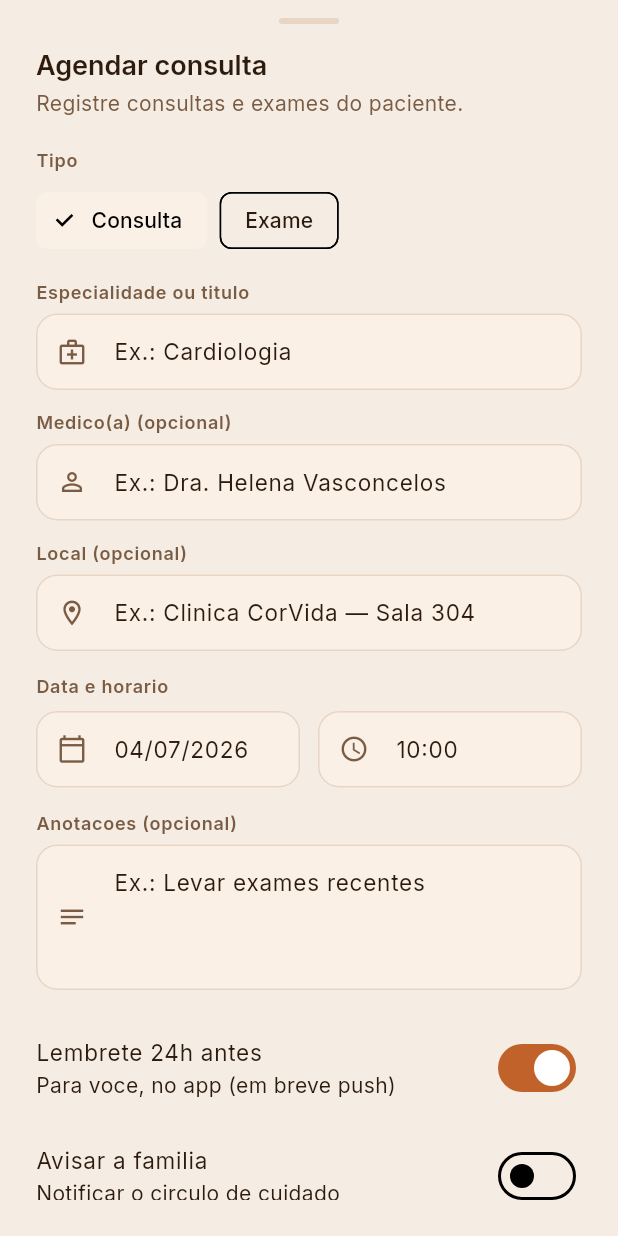
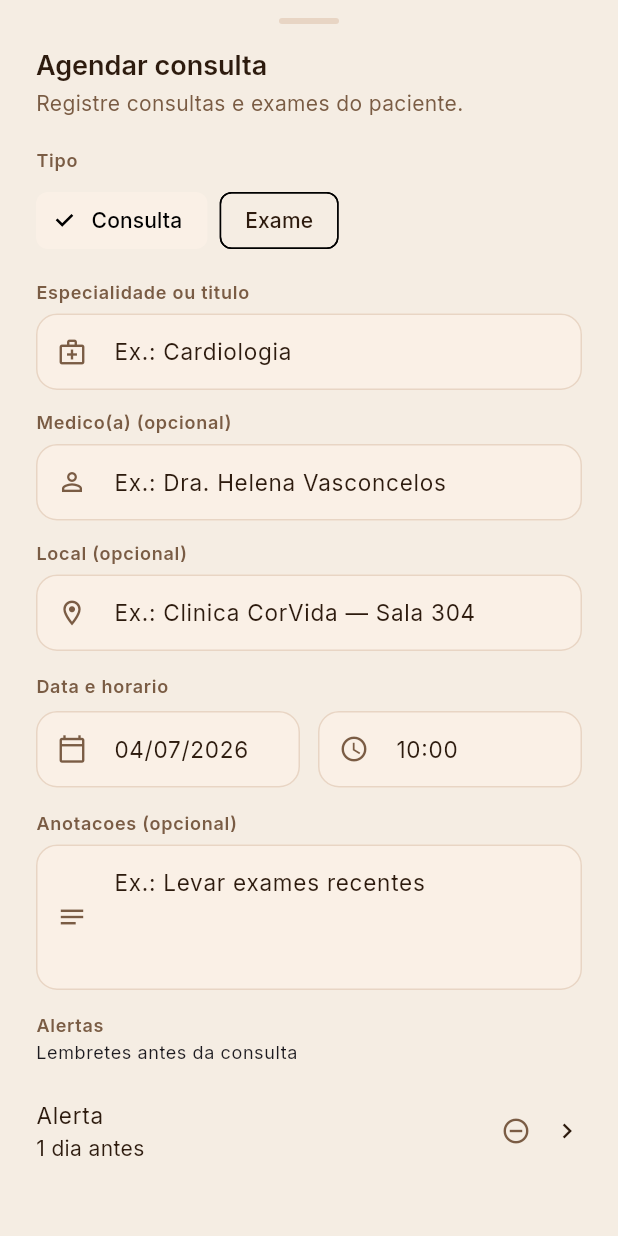
Before and after one commit to LuizErler/donna-amparo, a Flutter app: the _AddAppointmentSheet widget shown alone on an empty page, opened directly with empty values, on a phone screen of 412 x 824 dp. Run offline on Flutter 3.47's test engine with Material 3 defaults, Android fonts, the phone set to English and light mode, and no system bars; our stand-ins replace flutter_riverpod, google_fonts, qr_flutter, share_plus, shared_preferences, supabase_flutter and 1 more; accounts and stored records are empty.

Commit message:
feat: lembretes configuraveis estilo calendario iOS (#99, #100)
Migration com offsets em array, picker expansivel com uma lista unica, toggle avisar familia nos mesmos horarios e default de 1 dia antes.

Co-authored-by: Cursor <cursoragent@cursor.com>

```diff
--- a/lib/domain/appointment/entities/appointment.dart
+++ b/lib/domain/appointment/entities/appointment.dart
@@ -1,3 +1,4 @@
+import 'appointment_reminder_offset.dart';
 import 'appointment_visit_type.dart';
 
 /// Consulta ou exame agendado (`appointments`).
@@ -11,8 +12,8 @@ class Appointment {
     this.appointmentDate,
     this.visitType,
     this.notes,
-    this.reminder24h = false,
-    this.notifyTeam = false,
+    this.personalReminders = const [],
+    this.teamNotifyReminders = const [],
   });
 
   final int id;
@@ -23,8 +24,10 @@ class Appointment {
   final DateTime? appointmentDate;
   final String? visitType;
   final String? notes;
-  final bool reminder24h;
-  final bool notifyTeam;
+  final List<AppointmentReminderOffset> personalReminders;
+  final List<AppointmentReminderOffset> teamNotifyReminders;
+
+  bool get notifyTeam => teamNotifyReminders.isNotEmpty;
 
   String get displaySpecialty => specialty?.trim().isNotEmpty == true
       ? specialty!.trim()
@@ -36,6 +39,12 @@ class Appointment {
 
   String get visitTypeLabel =>
       AppointmentVisitType.fromCode(visitType).label;
+
+  String get personalRemindersLabel =>
+      AppointmentReminderOffset.formatList(personalReminders);
+
+  String get teamNotifyRemindersLabel =>
+      AppointmentReminderOffset.formatList(teamNotifyReminders);
 
   bool isUpcoming({DateTime? reference}) {
     final date = appointmentDate;
@@ -74,8 +83,12 @@ class Appointment {
       appointmentDate: _parseDateTime(json['appointment_date'] as String?),
       visitType: json['visit_type'] as String?,
       notes: json['notes'] as String?,
-      reminder24h: json['reminder_24h'] as bool? ?? false,
-      notifyTeam: json['notify_team'] as bool? ?? false,
+      personalReminders: AppointmentReminderOffset.fromMinutesList(
+        json['reminder_offsets_minutes'] as List<dynamic>?,
+      ),
+      teamNotifyReminders: AppointmentReminderOffset.fromMinutesList(
+        json['team_notify_offsets_minutes'] as List<dynamic>?,
+      ),
     );
   }
 
--- /dev/null
+++ b/lib/domain/appointment/entities/appointment_reminder_offset.dart
@@ -0,0 +1,71 @@
+/// Offset de alerta antes da consulta (minutos), estilo Calendario iOS.
+enum AppointmentReminderOffset {
+  minutes5(5, '5 minutos antes'),
+  minutes10(10, '10 minutos antes'),
+  minutes15(15, '15 minutos antes'),
+  minutes30(30, '30 minutos antes'),
+  hour1(60, '1 hora antes'),
+  hours2(120, '2 horas antes'),
+  day1(1440, '1 dia antes'),
+  days2(2880, '2 dias antes'),
+  week1(10080, '1 semana antes');
+
+  const AppointmentReminderOffset(this.minutesBefore, this.label);
+
+  final int minutesBefore;
+  final String label;
+
+  static const maxPerList = 5;
+
+  static const List<AppointmentReminderOffset> pickerOptions = [
+    minutes5,
+    minutes10,
+    minutes15,
+    minutes30,
+    hour1,
+    hours2,
+    day1,
+    days2,
+    week1,
+  ];
+
+  static const defaultPersonal = [AppointmentReminderOffset.day1];
+
+  static AppointmentReminderOffset? fromMinutes(int minutes) {
+    for (final option in pickerOptions) {
+      if (option.minutesBefore == minutes) return option;
+    }
+    return null;
+  }
+
+  static List<AppointmentReminderOffset> fromMinutesList(List<dynamic>? raw) {
+    if (raw == null || raw.isEmpty) return const [];
+    final result = <AppointmentReminderOffset>[];
+    for (final value in raw) {
+      final minutes = value is int ? value : int.tryParse('$value');
+      if (minutes == null) continue;
+      final offset = fromMinutes(minutes);
+      if (offset != null && !result.contains(offset)) {
+        result.add(offset);
+      }
+    }
+    return sorted(result);
+  }
+
+  static List<int> toMinutesList(List<AppointmentReminderOffset> offsets) {
+    return sorted(offsets).map((o) => o.minutesBefore).toList();
+  }
+
+  static List<AppointmentReminderOffset> sorted(
+    List<AppointmentReminderOffset> offsets,
+  ) {
+    final copy = List<AppointmentReminderOffset>.from(offsets);
+    copy.sort((a, b) => b.minutesBefore.compareTo(a.minutesBefore));
+    return copy;
+  }
+
+  static String formatList(List<AppointmentReminderOffset> offsets) {
+    if (offsets.isEmpty) return 'Nenhum';
+    return sorted(offsets).map((o) => o.label).join(', ');
+  }
+}
--- a/lib/domain/appointment/repositories/appointment_repository.dart
+++ b/lib/domain/appointment/repositories/appointment_repository.dart
@@ -1,5 +1,6 @@
 import '../entities/appointment.dart';
 import '../entities/appointments_list_result.dart';
+import '../entities/appointment_reminder_offset.dart';
 import '../entities/appointment_visit_type.dart';
 
 class CreateAppointmentInput {
@@ -10,8 +11,8 @@ class CreateAppointmentInput {
     this.location,
     this.visitType = AppointmentVisitType.consulta,
     this.notes,
-    this.reminder24h = true,
-    this.notifyTeam = false,
+    this.personalReminders = AppointmentReminderOffset.defaultPersonal,
+    this.teamNotifyReminders = const [],
   });
 
   final String specialty;
@@ -20,8 +21,8 @@ class CreateAppointmentInput {
   final String? location;
   final AppointmentVisitType visitType;
   final String? notes;
-  final bool reminder24h;
-  final bool notifyTeam;
+  final List<AppointmentReminderOffset> personalReminders;
+  final List<AppointmentReminderOffset> teamNotifyReminders;
 }
 
 class UpdateAppointmentInput {
@@ -33,8 +34,8 @@ class UpdateAppointmentInput {
     this.location,
     this.visitType = AppointmentVisitType.consulta,
     this.notes,
-    this.reminder24h = true,
-    this.notifyTeam = false,
+    this.personalReminders = AppointmentReminderOffset.defaultPersonal,
+    this.teamNotifyReminders = const [],
   });
 
   final int appointmentId;
@@ -44,8 +45,8 @@ class UpdateAppointmentInput {
   final String? location;
   final AppointmentVisitType visitType;
   final String? notes;
-  final bool reminder24h;
-  final bool notifyTeam;
+  final List<AppointmentReminderOffset> personalReminders;
+  final List<AppointmentReminderOffset> teamNotifyReminders;
 }
 
 abstract class AppointmentRepository {
--- a/lib/presentation/appointment/add_appointment_sheet.dart
+++ b/lib/presentation/appointment/add_appointment_sheet.dart
@@ -3,9 +3,11 @@ import 'package:flutter_riverpod/flutter_riverpod.dart';
 
 import '../../../core/theme/app_theme.dart';
 import '../../../domain/appointment/entities/appointment.dart';
+import '../../../domain/appointment/entities/appointment_reminder_offset.dart';
 import '../../../domain/appointment/entities/appointment_visit_type.dart';
 import '../../../domain/appointment/repositories/appointment_repository.dart';
 import 'providers/appointment_providers.dart';
+import 'widgets/appointment_reminder_picker_section.dart';
 
 Future<bool?> showAppointmentFormSheet(
   BuildContext context,
@@ -59,7 +61,10 @@ class _AddAppointmentSheetState extends ConsumerState<_AddAppointmentSheet> {
   late DateTime _scheduledDate;
   late TimeOfDay _scheduledTime;
   AppointmentVisitType _visitType = AppointmentVisitType.consulta;
-  bool _reminder24h = true;
+  List<AppointmentReminderOffset> _personalReminders =
+      List<AppointmentReminderOffset>.from(
+    AppointmentReminderOffset.defaultPersonal,
+  );
   bool _notifyTeam = false;
   bool _loading = false;
 
@@ -73,7 +78,11 @@ class _AddAppointmentSheetState extends ConsumerState<_AddAppointmentSheet> {
       _locationController.text = existing.location ?? '';
       _notesController.text = existing.notes ?? '';
       _visitType = AppointmentVisitType.fromCode(existing.visitType);
-      _reminder24h = existing.reminder24h;
+      _personalReminders = List<AppointmentReminderOffset>.from(
+        existing.personalReminders.isNotEmpty
+            ? existing.personalReminders
+            : existing.teamNotifyReminders,
+      );
       _notifyTeam = existing.notifyTeam;
       final date = existing.appointmentDate?.toLocal() ?? _defaultSchedule();
       _scheduledDate = DateTime(date.year, date.month, date.day);
@@ -183,8 +192,10 @@ class _AddAppointmentSheetState extends ConsumerState<_AddAppointmentSheet> {
           location: location.isEmpty ? null : location,
           visitType: _visitType,
           notes: notes.isEmpty ? null : notes,
-          reminder24h: _reminder24h,
-          notifyTeam: _notifyTeam,
+          personalReminders: _personalReminders,
+          teamNotifyReminders: _notifyTeam
+              ? List<AppointmentReminderOffset>.from(_personalReminders)
+              : const [],
         ),
       );
     } else {
@@ -198,8 +209,10 @@ class _AddAppointmentSheetState extends ConsumerState<_AddAppointmentSheet> {
           location: location.isEmpty ? null : location,
           visitType: _visitType,
           notes: notes.isEmpty ? null : notes,
-          reminder24h: _reminder24h,
-          notifyTeam: _notifyTeam,
+          personalReminders: _personalReminders,
+          teamNotifyReminders: _notifyTeam
+              ? List<AppointmentReminderOffset>.from(_personalReminders)
+              : const [],
         ),
       );
     }
@@ -361,21 +374,16 @@ class _AddAppointmentSheetState extends ConsumerState<_AddAppointmentSheet> {
                 maxLines: 3,
               ),
               const SizedBox(height: 16),
-              SwitchListTile(
-                contentPadding: EdgeInsets.zero,
-                title: const Text('Lembrete 24h antes'),
-                subtitle: const Text('Para voce, no app (em breve push)'),
-                value: _reminder24h,
-                onChanged:
-                    _loading ? null : (v) => setState(() => _reminder24h = v),
-              ),
-              SwitchListTile(
-                contentPadding: EdgeInsets.zero,
-                title: const Text('Avisar a familia'),
-                subtitle: const Text('Notificar o circulo de cuidado'),
-                value: _notifyTeam,
-                onChanged:
-                    _loading ? null : (v) => setState(() => _notifyTeam = v),
+              AppointmentReminderPickerSection(
+                title: 'Alertas',
+                subtitle: 'Lembretes antes da consulta',
+                offsets: _personalReminders,
+                enabled: !_loading,
+                onChanged: (next) =>
+                    setState(() => _personalReminders = next),
+                notifyFamily: _notifyTeam,
+                onNotifyFamilyChanged: (on) =>
+                    setState(() => _notifyTeam = on),
               ),
               const SizedBox(height: 20),
               SizedBox(
--- a/lib/presentation/appointment/appointment_detail_sheet.dart
+++ b/lib/presentation/appointment/appointment_detail_sheet.dart
@@ -202,15 +202,17 @@ class _AppointmentDetailSheetState extends ConsumerState<_AppointmentDetailSheet
           _detailRow(
             context,
             icon: Icons.notifications_outlined,
-            label: 'Lembrete 24h',
-            value: _appointment.reminder24h ? 'Ativado' : 'Desativado',
+            label: 'Alertas',
+            value: _appointment.personalRemindersLabel,
           ),
           const SizedBox(height: 8),
           _detailRow(
             context,
             icon: Icons.group_outlined,
             label: 'Avisar familia',
-            value: _appointment.notifyTeam ? 'Sim' : 'Nao',
+            value: _appointment.notifyTeam
+                ? 'Sim, nos mesmos horarios'
+                : 'Nao',
           ),
           if (widget.canManage) ...[
             const SizedBox(height: 24),
--- /dev/null
+++ b/lib/presentation/appointment/widgets/appointment_reminder_picker_section.dart
@@ -0,0 +1,233 @@
+import 'package:flutter/material.dart';
+
+import '../../../core/theme/app_theme.dart';
+import '../../../domain/appointment/entities/appointment_reminder_offset.dart';
+
+/// Lista expansivel de alertas com picker estilo Calendario iOS.
+class AppointmentReminderPickerSection extends StatelessWidget {
+  const AppointmentReminderPickerSection({
+    super.key,
+    required this.title,
+    required this.subtitle,
+    required this.offsets,
+    required this.enabled,
+    required this.onChanged,
+    this.notifyFamily = false,
+    this.onNotifyFamilyChanged,
+    this.familyToggleTitle = 'Avisar a familia',
+    this.familyToggleSubtitle = 'Notificar o circulo de cuidado nos mesmos horarios',
+  });
+
+  final String title;
+  final String subtitle;
+  final List<AppointmentReminderOffset> offsets;
+  final bool enabled;
+  final ValueChanged<List<AppointmentReminderOffset>> onChanged;
+  final bool notifyFamily;
+  final ValueChanged<bool>? onNotifyFamilyChanged;
+  final String familyToggleTitle;
+  final String familyToggleSubtitle;
+
+  @override
+  Widget build(BuildContext context) {
+    return Column(
+      crossAxisAlignment: CrossAxisAlignment.start,
+      children: [
+        Text(
+          title,
+          style: Theme.of(context)
+              .textTheme
+              .labelMedium
+              ?.copyWith(fontWeight: FontWeight.w600),
+        ),
+        const SizedBox(height: 2),
+        Text(subtitle, style: Theme.of(context).textTheme.bodySmall),
+        const SizedBox(height: 8),
+        ..._buildRows(context),
+        if (_canAddMore)
+          TextButton.icon(
+            onPressed: enabled ? () => _addAlert(context) : null,
+            icon: const Icon(Icons.add, size: 18),
+            label: const Text('Adicionar alerta'),
+          ),
+        if (onNotifyFamilyChanged != null) ...[
+          const SizedBox(height: 4),
+          SwitchListTile(
+            contentPadding: EdgeInsets.zero,
+            title: Text(familyToggleTitle),
+            subtitle: Text(familyToggleSubtitle),
+            value: notifyFamily,
+            onChanged: enabled ? onNotifyFamilyChanged : null,
+          ),
+        ],
+      ],
+    );
+  }
+
+  bool get _canAddMore =>
+      offsets.length < AppointmentReminderOffset.maxPerList;
+
+  List<Widget> _buildRows(BuildContext context) {
+    if (offsets.isEmpty) {
+      return [
+        _ReminderRow(
+          label: 'Alerta',
+          value: null,
+          enabled: enabled,
+          canRemove: false,
+          exclude: const {},
+          onPick: (picked) {
+            if (picked == null) return;
+            onChanged([picked]);
+          },
+        ),
+      ];
+    }
+
+    return [
+      for (var i = 0; i < offsets.length; i++)
+        _ReminderRow(
+          label: offsets.length == 1 ? 'Alerta' : 'Alerta ${i + 1}',
+          value: offsets[i],
+          enabled: enabled,
+          canRemove: true,
+          exclude: {
+            for (var j = 0; j < offsets.length; j++)
+              if (j != i) offsets[j],
+          },
+          onPick: (picked) {
+            final next = List<AppointmentReminderOffset>.from(offsets);
+            if (picked == null) {
+              next.removeAt(i);
+            } else {
+              next[i] = picked;
+            }
+            onChanged(AppointmentReminderOffset.sorted(next));
+          },
+          onRemove: () {
+            final next = List<AppointmentReminderOffset>.from(offsets)
+              ..removeAt(i);
+            onChanged(next);
+          },
+        ),
+    ];
+  }
+
+  Future<void> _addAlert(BuildContext context) async {
+    final exclude = offsets.toSet();
+    final picked = await showAppointmentReminderPicker(
+      context,
+      exclude: exclude,
+    );
+    if (picked == null) return;
+    final next = List<AppointmentReminderOffset>.from(offsets)..add(picked);
+    onChanged(AppointmentReminderOffset.sorted(next));
+  }
+}
+
+class _ReminderRow extends StatelessWidget {
+  const _ReminderRow({
+    required this.label,
+    required this.value,
+    required this.enabled,
+    required this.canRemove,
+    required this.exclude,
+    required this.onPick,
+    this.onRemove,
+  });
+
+  final String label;
+  final AppointmentReminderOffset? value;
+  final bool enabled;
+  final bool canRemove;
+  final Set<AppointmentReminderOffset> exclude;
+  final ValueChanged<AppointmentReminderOffset?> onPick;
+  final VoidCallback? onRemove;
+
+  @override
+  Widget build(BuildContext context) {
+    return ListTile(
+      contentPadding: EdgeInsets.zero,
+      title: Text(label),
+      subtitle: Text(value?.label ?? 'Nenhum'),
+      trailing: Row(
+        mainAxisSize: MainAxisSize.min,
+        children: [
+          if (canRemove && onRemove != null)
+            IconButton(
+              icon: const Icon(Icons.remove_circle_outline, size: 20),
+              color: AppTheme.textSecondary,
+              onPressed: enabled ? onRemove : null,
+              tooltip: 'Remover',
+            ),
+          const Icon(Icons.chevron_right, size: 20),
+        ],
+      ),
+      onTap: enabled ? () => _openPicker(context) : null,
+    );
+  }
+
+  Future<void> _openPicker(BuildContext context) async {
+    final picked = await showAppointmentReminderPicker(
+      context,
+      exclude: exclude,
+    );
+    onPick(picked);
+  }
+}
+
+/// Bottom sheet com opcoes de offset + Nenhum.
+Future<AppointmentReminderOffset?> showAppointmentReminderPicker(
+  BuildContext context, {
+  Set<AppointmentReminderOffset> exclude = const {},
+}) {
+  final options = AppointmentReminderOffset.pickerOptions
+      .where((o) => !exclude.contains(o))
+      .toList();
+
+  return showModalBottomSheet<AppointmentReminderOffset?>(
+    context: context,
+    isScrollControlled: true,
+    shape: const RoundedRectangleBorder(
+      borderRadius: BorderRadius.vertical(top: Radius.circular(20)),
+    ),
+    builder: (context) {
+      final maxHeight = MediaQuery.sizeOf(context).height * 0.55;
+
+      return SafeArea(
+        child: ConstrainedBox(
+          constraints: BoxConstraints(maxHeight: maxHeight),
+          child: Column(
+            mainAxisSize: MainAxisSize.min,
+            children: [
+              Padding(
+                padding: const EdgeInsets.fromLTRB(20, 16, 20, 8),
+                child: Text(
+                  'Alerta',
+                  style: Theme.of(context).textTheme.titleMedium,
+                ),
+              ),
+              Flexible(
+                child: ListView(
+                  shrinkWrap: true,
+                  children: [
+                    ListTile(
+                      title: const Text('Nenhum'),
+                      onTap: () => Navigator.pop(context),
+                    ),
+                    for (final option in options)
+                      ListTile(
+                        title: Text(option.label),
+                        onTap: () => Navigator.pop(context, option),
+                      ),
+                    const SizedBox(height: 8),
+                  ],
+                ),
+              ),
+            ],
+          ),
+        ),
+      );
+    },
+  );
+}
```
Also changed, not shown: lib/data/appointment/datasources/appointment_remote_datasource.dart (+15 -10 lines), lib/data/appointment/repositories/appointment_repository_impl.dart (+4 -4 lines), 1 other file.
